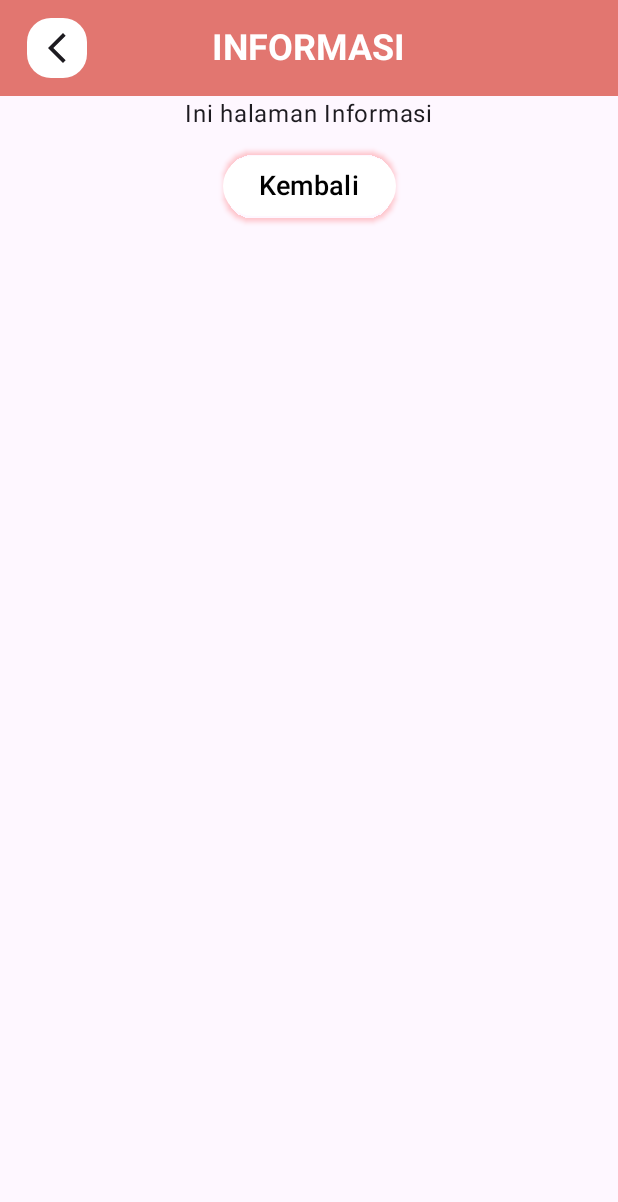
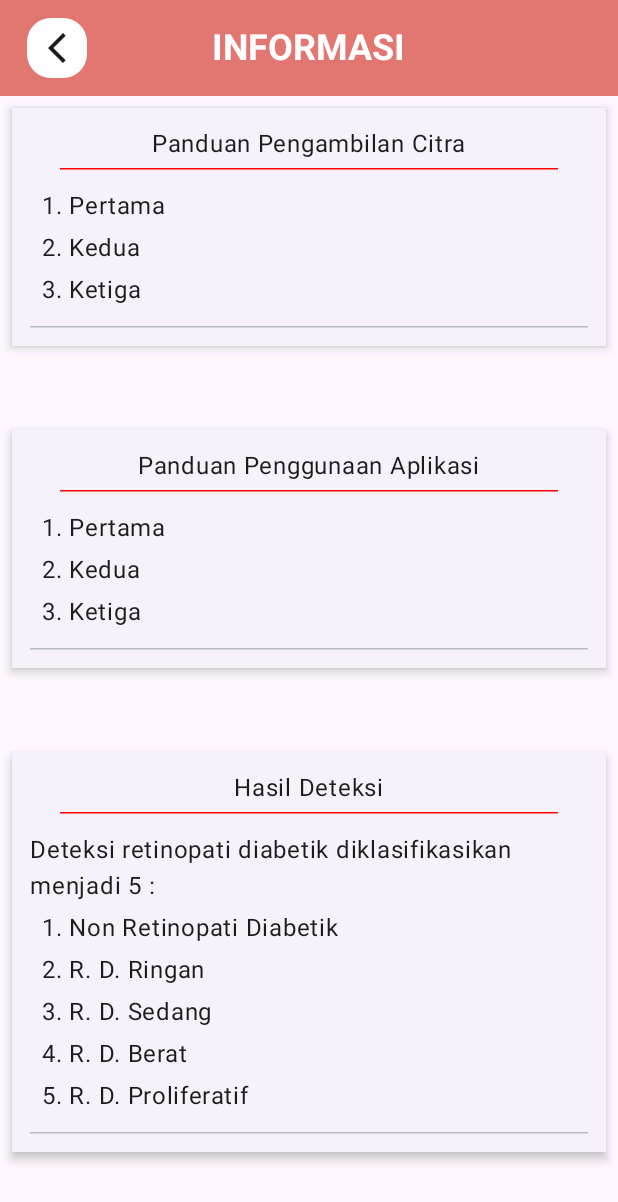
Before and after one commit to lowinss/RetinopatiDiabetik, an Android app built with Jetpack Compose: the InformationContent screen opened through its navigation route, on a phone screen of 412 x 824 dp. Shown: the top 1202 px of the screen. Run offline under Robolectric (Android 15) with nearby library versions, the phone set to English and light mode, and no system bars.

Commit message:
implement custom card on InformationScreen

```diff
--- a/app/src/main/java/com/example/retinopati/core/presentation/screen/information/InformationScreen.kt
+++ b/app/src/main/java/com/example/retinopati/core/presentation/screen/information/InformationScreen.kt
@@ -10,7 +10,9 @@ import androidx.compose.runtime.Composable
 import androidx.compose.ui.Alignment
 import androidx.compose.ui.Modifier
 import androidx.compose.ui.tooling.preview.Preview
+import androidx.compose.ui.unit.dp
 import com.example.retinopati.core.presentation.components.CustomButton
+import com.example.retinopati.core.presentation.components.InfoCard
 import com.example.retinopati.core.presentation.components.RetinopatiToolbar
 import com.example.retinopati.ui.theme.AppTheme
 
@@ -21,6 +23,16 @@ fun InformationScreen(modifier: Modifier = Modifier) {
 
 @Composable
 fun InformationContent(onClickHome: () -> Unit, modifier: Modifier = Modifier) {
+    val citraList = listOf("Pertama", "Kedua", "Ketiga")
+    val guideList = listOf("Pertama", "Kedua", "Ketiga")
+    val diabetikList = listOf(
+        "Non Retinopati Diabetik",
+        "R. D. Ringan",
+        "R. D. Sedang",
+        "R. D. Berat",
+        "R. D. Proliferatif"
+    )
+
     Scaffold(
         topBar = {
             RetinopatiToolbar(
@@ -32,13 +44,15 @@ fun InformationContent(onClickHome: () -> Unit, modifier: Modifier = Modifier) {
     ) { innerPadding ->
         Column(
             horizontalAlignment = Alignment.CenterHorizontally,
-            verticalArrangement = Arrangement.Top,
+            verticalArrangement = Arrangement.spacedBy(40.dp),
             modifier = modifier
                 .fillMaxSize()
                 .padding(innerPadding)
         ) {
-            Text("Ini halaman Informasi")
-            CustomButton(onClick = onClickHome, text = "Kembali")
+            InfoCard(title = "Panduan Pengambilan Citra", contentList = citraList)
+            InfoCard(title = "Panduan Penggunaan Aplikasi", contentList = guideList)
+            InfoCard(title = "Hasil Deteksi", contentList = diabetikList, leadText = "Deteksi retinopati diabetik diklasifikasikan menjadi 5 :")
+//            CustomButton(onClick = onClickHome, text = "Kembali")
         }
     }
 }
```
